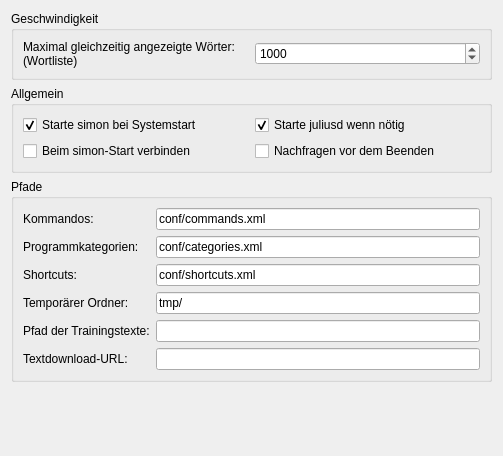
Before: the Qt Designer form ui/generalsettingsdlg.ui in KDE/simon, drawn with Qt 5.
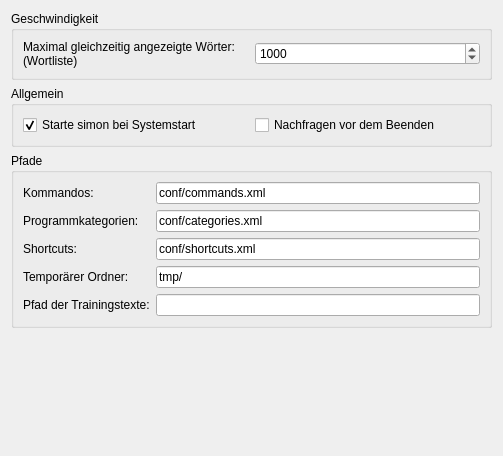
After: the same form once the commit is applied. Icons and pictures are not drawn.

The edit to the form file:
```diff
--- a/ui/generalsettingsdlg.ui
+++ b/ui/generalsettingsdlg.ui
@@ -72,26 +72,6 @@
        </widget>
       </item>
       <item row="0" column="1" >
-       <widget class="QCheckBox" name="cbStartJuliusAsNeeded" >
-        <property name="text" >
-         <string>Starte juliusd wenn nötig</string>
-        </property>
-        <property name="checked" >
-         <bool>true</bool>
-        </property>
-       </widget>
-      </item>
-      <item row="1" column="0" >
-       <widget class="QCheckBox" name="cbAutoConnect" >
-        <property name="text" >
-         <string>Beim simon-Start verbinden</string>
-        </property>
-        <property name="tristate" >
-         <bool>false</bool>
-        </property>
-       </widget>
-      </item>
-      <item row="1" column="1" >
        <widget class="QCheckBox" name="cbAskBeforeExit" >
         <property name="text" >
          <string>Nachfragen vor dem Beenden</string>
@@ -150,13 +130,6 @@
           </property>
          </widget>
         </item>
-        <item>
-         <widget class="QLabel" name="label_2" >
-          <property name="text" >
-           <string>Textdownload-URL:</string>
-          </property>
-         </widget>
-        </item>
        </layout>
       </item>
       <item>
@@ -192,9 +165,6 @@
         <item>
          <widget class="QLineEdit" name="lePathToTexts" />
         </item>
-        <item>
-         <widget class="QLineEdit" name="leTextUpdateURL" />
-        </item>
        </layout>
       </item>
      </layout>
```
